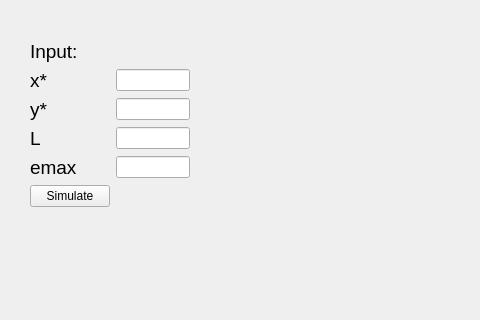
Old version of the form mainwindow.ui in the repository Kirillchick/OTS_GUI; both pictures show x 0 to 480 and y 0 to 320 of the 800 by 600 pixel window.
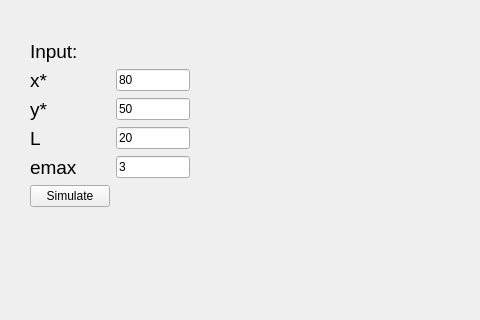
New version of the form.

What changed in the file:
```diff
--- a/mainwindow.ui
+++ b/mainwindow.ui
@@ -74,7 +74,11 @@
       </widget>
      </item>
      <item row="1" column="1">
-      <widget class="QLineEdit" name="x_input"/>
+      <widget class="QLineEdit" name="x_input">
+       <property name="text">
+        <string>80</string>
+       </property>
+      </widget>
      </item>
      <item row="2" column="0">
       <widget class="QLabel" name="Label3">
@@ -89,7 +93,11 @@
       </widget>
      </item>
      <item row="2" column="1">
-      <widget class="QLineEdit" name="y_input"/>
+      <widget class="QLineEdit" name="y_input">
+       <property name="text">
+        <string>50</string>
+       </property>
+      </widget>
      </item>
      <item row="3" column="0">
       <widget class="QLabel" name="Label4">
@@ -104,7 +112,11 @@
       </widget>
      </item>
      <item row="3" column="1">
-      <widget class="QLineEdit" name="L_input"/>
+      <widget class="QLineEdit" name="L_input">
+       <property name="text">
+        <string>20</string>
+       </property>
+      </widget>
      </item>
      <item row="4" column="0">
       <widget class="QLabel" name="Label5">
@@ -119,7 +131,11 @@
       </widget>
      </item>
      <item row="4" column="1">
-      <widget class="QLineEdit" name="e_input"/>
+      <widget class="QLineEdit" name="e_input">
+       <property name="text">
+        <string>3</string>
+       </property>
+      </widget>
      </item>
      <item row="5" column="0">
       <widget class="QPushButton" name="simulate_Button">
```
